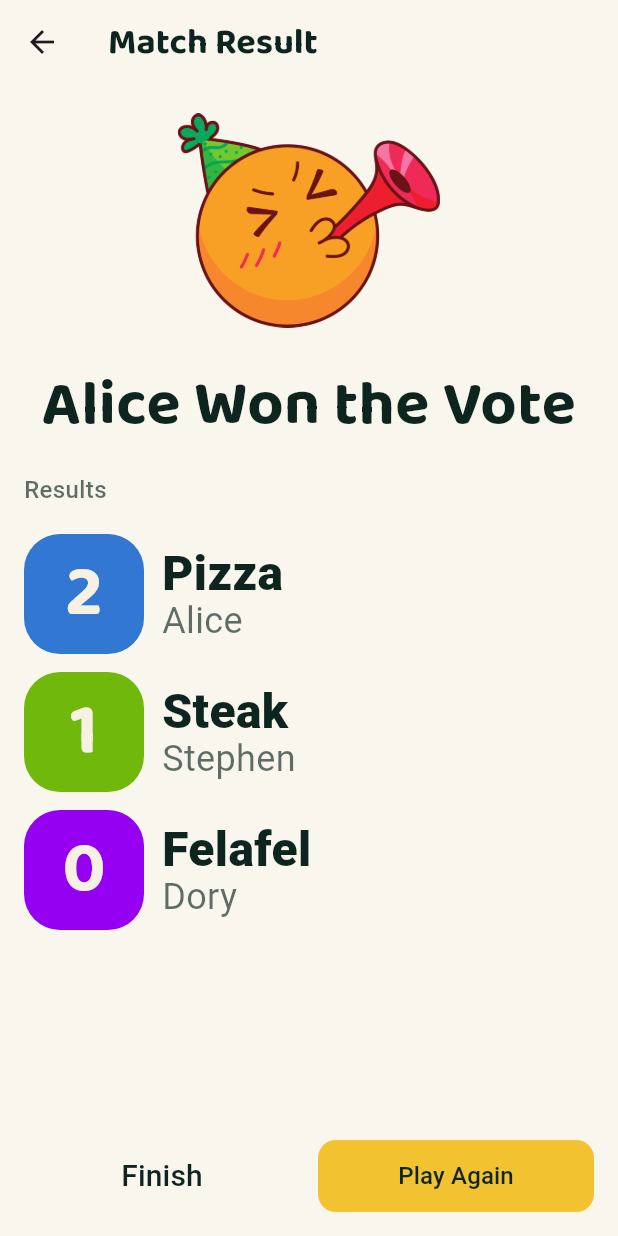
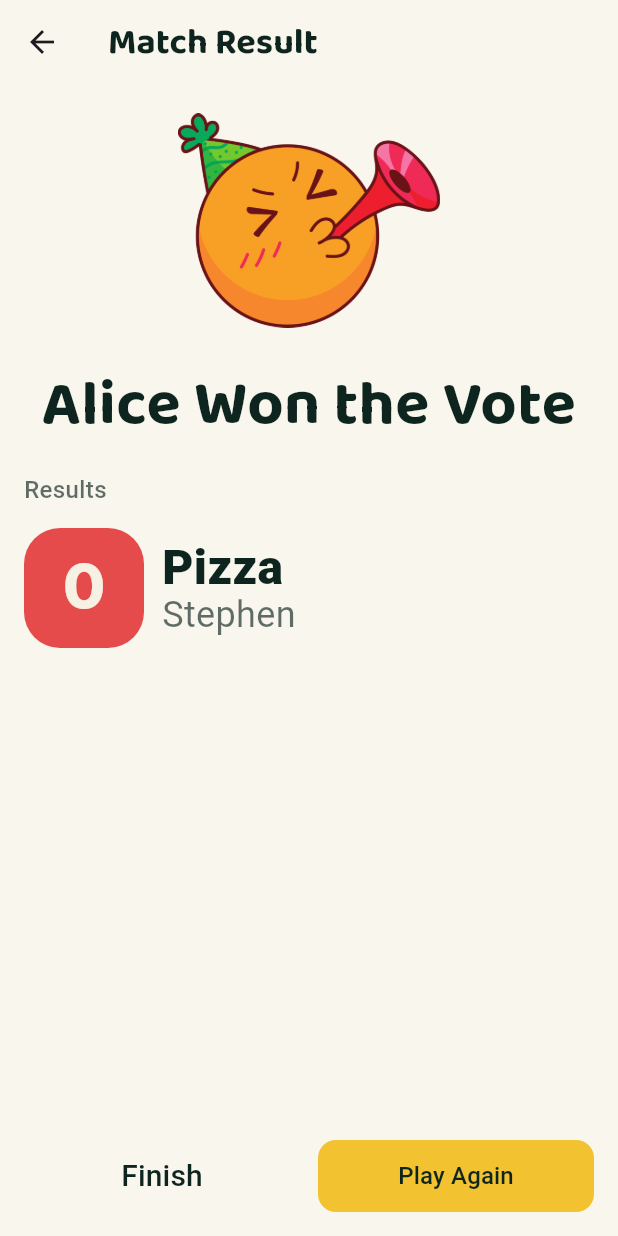
Before and after one commit to Setupboy/TOWH-Flutter, a Flutter app: the GameView screen opened directly with empty values, after a tap on "Continue", on a phone screen of 412 x 824 dp. Run offline on Flutter 3.47's test engine with Material 3 defaults, Android fonts, the phone set to English and light mode, and no system bars; our stand-ins replace fluentui_system_icons, flutter_svg, smooth_page_indicator; network calls fail; Roboto replaces fonts that are missing (MPLUSR1).

Commit message:
sync result view box colors with game view

```diff
--- a/lib/features/game/screens/game_view.dart
+++ b/lib/features/game/screens/game_view.dart
@@ -242,7 +242,11 @@ class _GameViewState extends State<GameView> {
     if (_currentPlayerIndex >= widget.playersCount - 1) {
       Navigator.pushReplacement(
         context,
-        MaterialPageRoute(builder: (_) => const ResultView()),
+        MaterialPageRoute(
+          builder: (_) => ResultView(
+            resultColors: _choiceColors.map((choice) => choice.color).toList(),
+          ),
+        ),
       );
       return;
     }
--- a/lib/features/game/screens/result_view.dart
+++ b/lib/features/game/screens/result_view.dart
@@ -4,11 +4,14 @@ import 'package:flutter/material.dart';
 
 import '../../../core/theme/color.dart';
 import '../../../core/theme/font.dart';
+import '../../../core/utils/player_data.dart';
 import '../../game_setup/screens/new_game_view.dart';
 import '../../home/screens/home_view.dart';
 
 class ResultView extends StatefulWidget {
-  const ResultView({super.key});
+  final List<Color> resultColors;
+
+  const ResultView({super.key, this.resultColors = const []});
 
   @override
   State<ResultView> createState() => _ResultViewState();
@@ -32,6 +35,8 @@ class _ResultViewState extends State<ResultView> {
 
   @override
   Widget build(BuildContext context) {
+    final rowColors = widget.resultColors;
+
     return Scaffold(
       backgroundColor: kColorWithe50,
       appBar: AppBar(
@@ -92,27 +97,24 @@ class _ResultViewState extends State<ResultView> {
                           height: 1.62,
                         ),
                       ),
-                      const SizedBox(height: 16),
-                      const _ResultRow(
-                        score: '2',
-                        scoreColor: Color(0xFF3277D1),
-                        title: 'Pizza',
-                        playerName: 'Alice',
-                      ),
                       const SizedBox(height: 12),
-                      const _ResultRow(
-                        score: '1',
-                        scoreColor: Color(0xFF70B80C),
-                        title: 'Steak',
-                        playerName: 'Stephen',
-                      ),
-                      const SizedBox(height: 12),
-                      const _ResultRow(
-                        score: '0',
-                        scoreColor: Color(0xFF9500F2),
-                        title: 'Felafel',
-                        playerName: 'Dory',
-                      ),
+                      ...List.generate(rowColors.length, (index) {
+                        const titles = ['Pizza', 'Steak', 'Felafel'];
+                        final score = (rowColors.length - 1 - index).toString();
+                        final player =
+                            kDemoPlayers[index % kDemoPlayers.length];
+                        return Padding(
+                          padding: EdgeInsets.only(
+                            bottom: index == rowColors.length - 1 ? 0 : 12,
+                          ),
+                          child: _ResultRow(
+                            score: score,
+                            scoreColor: rowColors[index],
+                            title: titles[index % titles.length],
+                            playerName: player.name,
+                          ),
+                        );
+                      }),
                     ],
                   ),
                 ),
```
